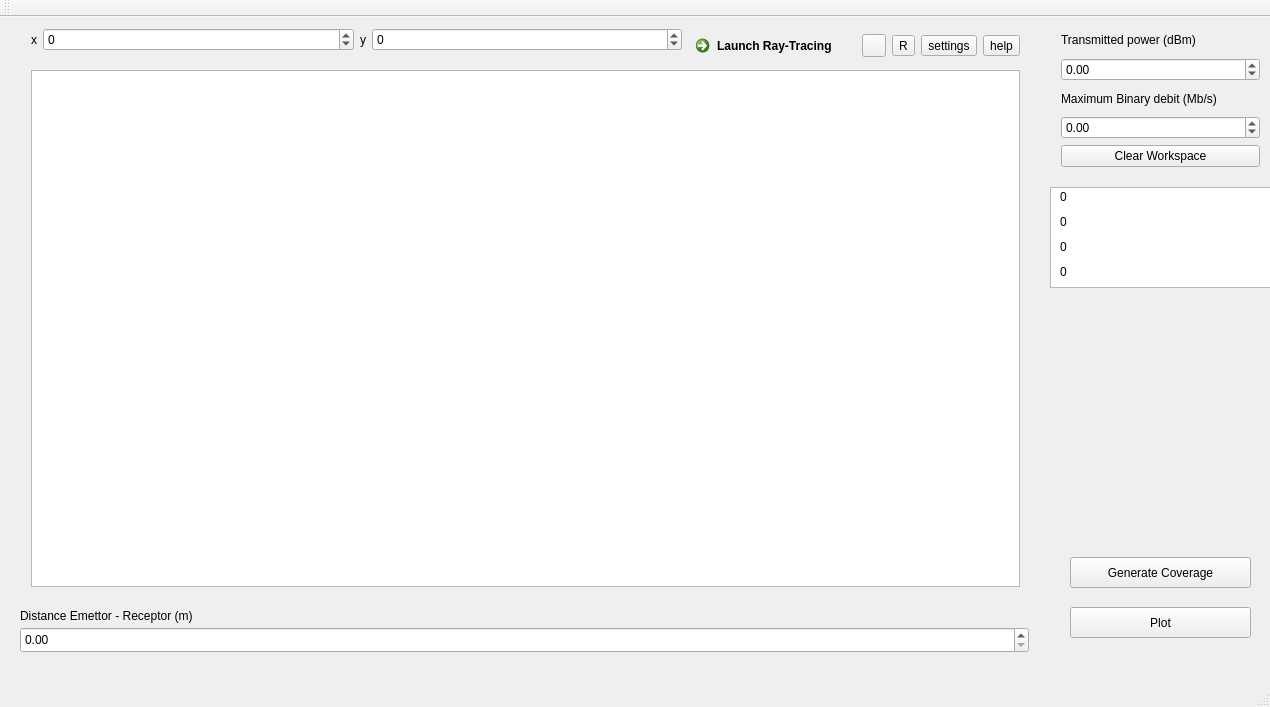
Qt form CanyonModel/ieee80211g.ui (amatepl/RayTracing2019) before a commit.
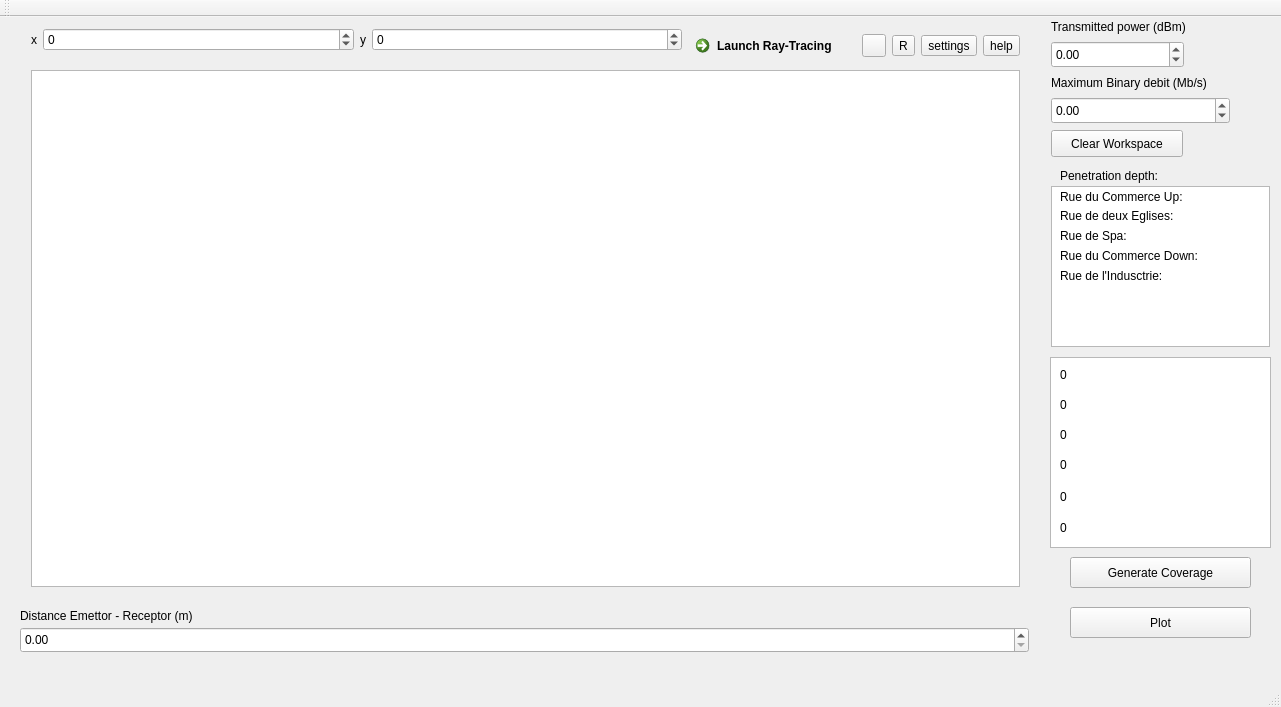
The same form after that commit. Icons and pictures are not drawn.

```diff
--- a/CanyonModel/ieee80211g.ui
+++ b/CanyonModel/ieee80211g.ui
@@ -6,7 +6,7 @@
    <rect>
     <x>0</x>
     <y>0</y>
-    <width>1270</width>
+    <width>1281</width>
     <height>707</height>
    </rect>
   </property>
@@ -133,59 +133,6 @@
      </item>
     </layout>
    </widget>
-   <widget class="QWidget" name="verticalLayoutWidget">
-    <property name="geometry">
-     <rect>
-      <x>1050</x>
-      <y>0</y>
-      <width>221</width>
-      <height>161</height>
-     </rect>
-    </property>
-    <layout class="QVBoxLayout" name="verticalLayout_2">
-     <item>
-      <widget class="QLabel" name="label_3">
-       <property name="text">
-        <string>Transmitted power (dBm)</string>
-       </property>
-      </widget>
-     </item>
-     <item>
-      <widget class="QDoubleSpinBox" name="powerResultSpinBox">
-       <property name="minimum">
-        <double>-100000000.000000000000000</double>
-       </property>
-       <property name="maximum">
-        <double>100000000.000000000000000</double>
-       </property>
-      </widget>
-     </item>
-     <item>
-      <widget class="QLabel" name="label_4">
-       <property name="text">
-        <string>Maximum Binary debit (Mb/s)</string>
-       </property>
-      </widget>
-     </item>
-     <item>
-      <widget class="QDoubleSpinBox" name="binaryResultsSpinBox">
-       <property name="minimum">
-        <double>-10000000.000000000000000</double>
-       </property>
-       <property name="maximum">
-        <double>100000000000000.000000000000000</double>
-       </property>
-      </widget>
-     </item>
-     <item>
-      <widget class="QPushButton" name="clearWorkspaceButton">
-       <property name="text">
-        <string>Clear Workspace</string>
-       </property>
-      </widget>
-     </item>
-    </layout>
-   </widget>
    <widget class="QPushButton" name="generateCoveragePushButton">
     <property name="geometry">
      <rect>
@@ -229,26 +176,26 @@
     <property name="geometry">
      <rect>
       <x>1050</x>
-      <y>170</y>
+      <y>340</y>
       <width>221</width>
-      <height>101</height>
+      <height>191</height>
      </rect>
     </property>
     <property name="html">
      <string>&lt;!DOCTYPE HTML PUBLIC &quot;-//W3C//DTD HTML 4.0//EN&quot; &quot;http://www.w3.org/TR/REC-html40/strict.dtd&quot;&gt;
 &lt;html&gt;&lt;head&gt;&lt;meta name=&quot;qrichtext&quot; content=&quot;1&quot; /&gt;&lt;style type=&quot;text/css&quot;&gt;
 p, li { white-space: pre-wrap; }
-&lt;/style&gt;&lt;/head&gt;&lt;body style=&quot; font-family:'Ubuntu'; font-size:11pt; font-weight:400; font-style:normal;&quot;&gt;
-&lt;p style=&quot;-qt-paragraph-type:empty; margin-top:0px; margin-bottom:0px; margin-left:0px; margin-right:0px; -qt-block-indent:0; text-indent:0px; font-family:'Sans Serif'; font-size:9pt;&quot;&gt;&lt;br /&gt;&lt;/p&gt;&lt;/body&gt;&lt;/html&gt;</string>
+&lt;/style&gt;&lt;/head&gt;&lt;body style=&quot; font-family:'Sans Serif'; font-size:9pt; font-weight:400; font-style:normal;&quot;&gt;
+&lt;p style=&quot;-qt-paragraph-type:empty; margin-top:0px; margin-bottom:0px; margin-left:0px; margin-right:0px; -qt-block-indent:0; text-indent:0px;&quot;&gt;&lt;br /&gt;&lt;/p&gt;&lt;/body&gt;&lt;/html&gt;</string>
     </property>
    </widget>
    <widget class="QLabel" name="Prx">
     <property name="geometry">
      <rect>
       <x>1060</x>
-      <y>170</y>
+      <y>380</y>
       <width>161</width>
-      <height>20</height>
+      <height>16</height>
      </rect>
     </property>
     <property name="text">
@@ -259,7 +206,7 @@
     <property name="geometry">
      <rect>
       <x>1060</x>
-      <y>220</y>
+      <y>470</y>
       <width>191</width>
       <height>20</height>
      </rect>
@@ -272,9 +219,9 @@
     <property name="geometry">
      <rect>
       <x>1060</x>
-      <y>245</y>
+      <y>500</y>
       <width>201</width>
-      <height>20</height>
+      <height>21</height>
      </rect>
     </property>
     <property name="text">
@@ -298,18 +245,214 @@
     <property name="geometry">
      <rect>
       <x>1060</x>
-      <y>195</y>
+      <y>410</y>
       <width>181</width>
+      <height>16</height>
+     </rect>
+    </property>
+    <property name="text">
+     <string>0</string>
+    </property>
+   </widget>
+   <widget class="QLabel" name="label_6">
+    <property name="geometry">
+     <rect>
+      <x>1060</x>
+      <y>150</y>
+      <width>191</width>
+      <height>17</height>
+     </rect>
+    </property>
+    <property name="text">
+     <string>Penetration depth:</string>
+    </property>
+   </widget>
+   <widget class="QLabel" name="commerceUp">
+    <property name="geometry">
+     <rect>
+      <x>1060</x>
+      <y>170</y>
+      <width>201</width>
       <height>20</height>
      </rect>
     </property>
     <property name="text">
+     <string>Rue du Commerce Up:</string>
+    </property>
+   </widget>
+   <widget class="QLabel" name="deuxEg">
+    <property name="geometry">
+     <rect>
+      <x>1060</x>
+      <y>190</y>
+      <width>201</width>
+      <height>17</height>
+     </rect>
+    </property>
+    <property name="text">
+     <string>Rue de deux Eglises:</string>
+    </property>
+   </widget>
+   <widget class="QLabel" name="spa">
+    <property name="geometry">
+     <rect>
+      <x>1060</x>
+      <y>210</y>
+      <width>201</width>
+      <height>17</height>
+     </rect>
+    </property>
+    <property name="text">
+     <string>Rue de Spa:</string>
+    </property>
+   </widget>
+   <widget class="QLabel" name="commerceDown">
+    <property name="geometry">
+     <rect>
+      <x>1060</x>
+      <y>230</y>
+      <width>201</width>
+      <height>17</height>
+     </rect>
+    </property>
+    <property name="text">
+     <string>Rue du Commerce Down: </string>
+    </property>
+   </widget>
+   <widget class="QLabel" name="indu">
+    <property name="geometry">
+     <rect>
+      <x>1060</x>
+      <y>250</y>
+      <width>201</width>
+      <height>17</height>
+     </rect>
+    </property>
+    <property name="text">
+     <string>Rue de l'Indusctrie: </string>
+    </property>
+   </widget>
+   <widget class="QLabel" name="label_3">
+    <property name="geometry">
+     <rect>
+      <x>1051</x>
+      <y>1</y>
+      <width>174</width>
+      <height>17</height>
+     </rect>
+    </property>
+    <property name="text">
+     <string>Transmitted power (dBm)</string>
+    </property>
+   </widget>
+   <widget class="QDoubleSpinBox" name="powerResultSpinBox">
+    <property name="geometry">
+     <rect>
+      <x>1051</x>
+      <y>24</y>
+      <width>133</width>
+      <height>27</height>
+     </rect>
+    </property>
+    <property name="minimum">
+     <double>-100000000.000000000000000</double>
+    </property>
+    <property name="maximum">
+     <double>100000000.000000000000000</double>
+    </property>
+   </widget>
+   <widget class="QLabel" name="label_4">
+    <property name="geometry">
+     <rect>
+      <x>1051</x>
+      <y>57</y>
+      <width>201</width>
+      <height>17</height>
+     </rect>
+    </property>
+    <property name="text">
+     <string>Maximum Binary debit (Mb/s)</string>
+    </property>
+   </widget>
+   <widget class="QDoubleSpinBox" name="binaryResultsSpinBox">
+    <property name="geometry">
+     <rect>
+      <x>1051</x>
+      <y>80</y>
+      <width>179</width>
+      <height>27</height>
+     </rect>
+    </property>
+    <property name="minimum">
+     <double>-10000000.000000000000000</double>
+    </property>
+    <property name="maximum">
+     <double>100000000000000.000000000000000</double>
+    </property>
+   </widget>
+   <widget class="QPushButton" name="clearWorkspaceButton">
+    <property name="geometry">
+     <rect>
+      <x>1051</x>
+      <y>113</y>
+      <width>132</width>
+      <height>27</height>
+     </rect>
+    </property>
+    <property name="text">
+     <string>Clear Workspace</string>
+    </property>
+   </widget>
+   <widget class="QTextBrowser" name="textBrowser">
+    <property name="geometry">
+     <rect>
+      <x>1051</x>
+      <y>169</y>
+      <width>219</width>
+      <height>161</height>
+     </rect>
+    </property>
+    <property name="html">
+     <string>&lt;!DOCTYPE HTML PUBLIC &quot;-//W3C//DTD HTML 4.0//EN&quot; &quot;http://www.w3.org/TR/REC-html40/strict.dtd&quot;&gt;
+&lt;html&gt;&lt;head&gt;&lt;meta name=&quot;qrichtext&quot; content=&quot;1&quot; /&gt;&lt;style type=&quot;text/css&quot;&gt;
+p, li { white-space: pre-wrap; }
+&lt;/style&gt;&lt;/head&gt;&lt;body style=&quot; font-family:'Sans Serif'; font-size:9pt; font-weight:400; font-style:normal;&quot;&gt;
+&lt;p style=&quot;-qt-paragraph-type:empty; margin-top:0px; margin-bottom:0px; margin-left:0px; margin-right:0px; -qt-block-indent:0; text-indent:0px; font-family:'Ubuntu'; font-size:11pt;&quot;&gt;&lt;br /&gt;&lt;/p&gt;&lt;/body&gt;&lt;/html&gt;</string>
+    </property>
+   </widget>
+   <widget class="QLabel" name="SNR">
+    <property name="geometry">
+     <rect>
+      <x>1060</x>
+      <y>440</y>
+      <width>161</width>
+      <height>16</height>
+     </rect>
+    </property>
+    <property name="text">
      <string>0</string>
     </property>
    </widget>
+   <widget class="QLabel" name="Ptx">
+    <property name="geometry">
+     <rect>
+      <x>1060</x>
+      <y>350</y>
+      <width>161</width>
+      <height>16</height>
+     </rect>
+    </property>
+    <property name="text">
+     <string>0</string>
+    </property>
+   </widget>
+   <zorder>label_3</zorder>
+   <zorder>powerResultSpinBox</zorder>
+   <zorder>label_4</zorder>
+   <zorder>binaryResultsSpinBox</zorder>
+   <zorder>clearWorkspaceButton</zorder>
    <zorder>textBrowser_2</zorder>
    <zorder>layoutWidget</zorder>
-   <zorder>verticalLayoutWidget</zorder>
    <zorder>generateCoveragePushButton</zorder>
    <zorder>spinBoxResult</zorder>
    <zorder>label_5</zorder>
@@ -318,14 +461,23 @@
    <zorder>RiceFactor</zorder>
    <zorder>plotButton</zorder>
    <zorder>Distance</zorder>
+   <zorder>textBrowser</zorder>
+   <zorder>label_6</zorder>
+   <zorder>commerceUp</zorder>
+   <zorder>deuxEg</zorder>
+   <zorder>spa</zorder>
+   <zorder>commerceDown</zorder>
+   <zorder>indu</zorder>
+   <zorder>SNR</zorder>
+   <zorder>Ptx</zorder>
   </widget>
   <widget class="QMenuBar" name="menuBar">
    <property name="geometry">
     <rect>
      <x>0</x>
      <y>0</y>
-     <width>1270</width>
-     <height>22</height>
+     <width>1281</width>
+     <height>20</height>
     </rect>
    </property>
   </widget>
```
